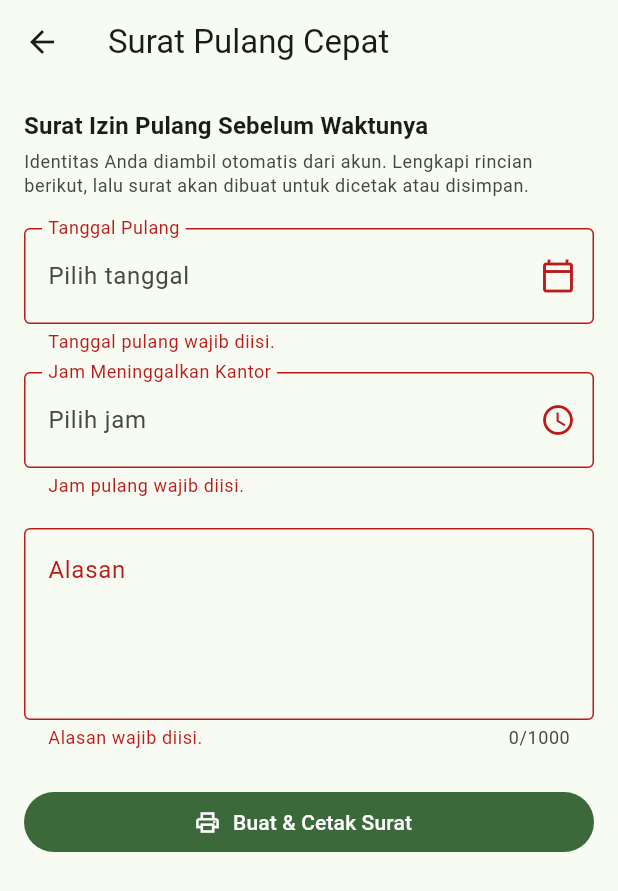
After one commit to NadhiraAmaliaa/aura-mobile, a Flutter app: the SuratSubmitScreen screen opened by its route, after a tap on "Buat & Cetak Surat", on a phone screen of 412 x 824 dp. The commit adds this screen. Shown: the top 891 px of the screen. Run offline on Flutter 3.47's test engine with Material 3 defaults, Android fonts, the phone set to English and light mode, and no system bars; our stand-ins replace connectivity_plus, dio, flutter_riverpod, flutter_secure_storage, freezed_annotation, geolocator and 8 more; missing offline and left inert: file_selector; accounts and stored records are empty; generated files the repository leaves out were written again; network calls fail.

Commit message:
feat(surat): add Surat Pulang Cepat feature with submission form and repository integration

```diff
--- a/lib/app/router/app_router.dart
+++ b/lib/app/router/app_router.dart
@@ -13,6 +13,7 @@ import '../../features/leave/presentation/screens/leave_detail_screen.dart';
 import '../../features/leave/presentation/screens/leave_landing_screen.dart';
 import '../../features/leave/presentation/screens/leave_list_screen.dart';
 import '../../features/leave/presentation/screens/leave_submit_screen.dart';
+import '../../features/surat/presentation/screens/surat_submit_screen.dart';
 import '../../shared/widgets/placeholder_screen.dart';
 import '../bootstrap/bootstrap_page.dart';
 import '../bootstrap/offline_bootstrap_provider.dart';
@@ -133,6 +134,11 @@ GoRouter router(Ref ref) {
             builder: (context, state) =>
                 LeaveDetailScreen(id: int.parse(state.pathParameters['id']!)),
           ),
+          GoRoute(
+            path: RoutePaths.leaveSurat,
+            name: RouteNames.leaveSurat,
+            builder: (context, state) => const SuratSubmitScreen(),
+          ),
         ],
       ),
       GoRoute(
--- a/lib/features/leave/presentation/screens/leave_detail_screen.dart
+++ b/lib/features/leave/presentation/screens/leave_detail_screen.dart
@@ -12,7 +12,7 @@ import '../widgets/leave_status_chip.dart';
 /// Read-only detail of a single leave request.
 ///
 /// Displays every field returned by the API plus the file actions added in
-/// Slice 4: viewing the evidence attachment and downloading the approved PDF.
+/// Slice 4: viewing the evidence attachment and printing the approved PDF.
 class LeaveDetailScreen extends ConsumerWidget {
   const LeaveDetailScreen({required this.id, super.key});
 
@@ -203,8 +203,8 @@ class _DetailActions extends ConsumerWidget {
     String? preparingMessage,
   }) async {
     final messenger = ScaffoldMessenger.of(context);
-    // The approved-PDF render can take tens of seconds on a cold server; show a
-    // hint so the disabled button doesn't look frozen during the wait.
+    // The first PDF render after a cold server start can take a few seconds;
+    // show a hint so the disabled button doesn't look frozen during the wait.
     if (preparingMessage != null) {
       messenger
         ..hideCurrentSnackBar()
--- a/lib/features/leave/presentation/screens/leave_landing_screen.dart
+++ b/lib/features/leave/presentation/screens/leave_landing_screen.dart
@@ -6,10 +6,9 @@ import '../../../../app/router/routes.dart';
 /// Entry point for the leave feature. Presents the intern's available leave
 /// actions as tappable tiles.
 ///
-/// Slice 4 adds the "Ajukan Izin / Sakit" submission entry alongside the two
-/// read destinations (pending list and history). The "Surat Pulang Cepat"
-/// letter utility (Slice 5) is intentionally omitted until its screen exists —
-/// surfacing it now would be a non-functional tile.
+/// Alongside the submission entry ("Ajukan Izin / Sakit") and the two read
+/// destinations (pending list and history), it surfaces the isolated "Surat
+/// Pulang Cepat" letter utility.
 class LeaveLandingScreen extends StatelessWidget {
   const LeaveLandingScreen({super.key});
 
@@ -39,6 +38,13 @@ class LeaveLandingScreen extends StatelessWidget {
             title: 'Riwayat Pengajuan',
             subtitle: 'Pengajuan yang disetujui atau ditolak',
             onTap: () => context.pushNamed(RouteNames.leaveHistory),
+          ),
+          const SizedBox(height: 12),
+          _LeaveMenuTile(
+            icon: Icons.description_outlined,
+            title: 'Surat Pulang Cepat',
+            subtitle: 'Buat surat izin pulang sebelum waktunya',
+            onTap: () => context.pushNamed(RouteNames.leaveSurat),
           ),
         ],
       ),
--- /dev/null
+++ b/lib/features/surat/data/models/surat_submission.dart
@@ -0,0 +1,26 @@
+/// The user's input for a "Surat Izin Pulang Sebelum Waktunya" (early-leave
+/// letter), collected by the submit form.
+///
+/// A plain value object, not a JSON DTO: the repository maps it onto the
+/// request body. The intern's identity (name, NIM, program, etc.) is NOT part
+/// of this — the backend pulls it from the authenticated account.
+///
+/// The field set is provisional: it mirrors the current backend contract while
+/// SDM confirms the final letter structure. Adjust here (plus the form and the
+/// repository's body mapping) when the requirements settle.
+class SuratSubmission {
+  const SuratSubmission({
+    required this.earlyLeaveDate,
+    required this.leaveTime,
+    required this.reason,
+  });
+
+  /// The day the intern will leave early.
+  final DateTime earlyLeaveDate;
+
+  /// Time of leaving the office, as `HH:mm` (24-hour), e.g. `14:30`.
+  final String leaveTime;
+
+  /// Free-text reason for leaving before working hours end.
+  final String reason;
+}
--- /dev/null
+++ b/lib/features/surat/data/surat_providers.dart
@@ -0,0 +1,12 @@
+import 'package:riverpod_annotation/riverpod_annotation.dart';
+
+import '../../../core/files/file_download_service.dart';
+import 'repositories/surat_repository.dart';
+import 'repositories/surat_repository_impl.dart';
+
+part 'surat_providers.g.dart';
+
+/// The Surat Pulang Cepat repository seam consumed by the presentation layer.
+@riverpod
+SuratRepository suratRepository(Ref ref) =>
+    SuratRepositoryImpl(ref.watch(fileDownloadServiceProvider));
--- /dev/null
+++ b/lib/features/surat/presentation/screens/surat_submit_screen.dart
@@ -0,0 +1,287 @@
+import 'package:flutter/material.dart';
+import 'package:flutter_riverpod/flutter_riverpod.dart';
+
+import '../../../../core/error/app_exception.dart';
+import '../../../../core/network/api_result.dart';
+import '../../../../shared/utils/indo_date.dart';
+import '../../data/models/surat_submission.dart';
+import '../providers/surat_submit_notifier.dart';
+
+/// Form for generating a "Surat Izin Pulang Sebelum Waktunya" (early-leave
+/// letter).
+///
+/// Stateless feature: submitting posts the fields to the backend, which renders
+/// the PDF and streams it back for the native print / "Save as PDF" preview.
+/// Nothing is persisted. The intern's identity is taken from the authenticated
+/// account, so it is not collected here.
+///
+/// The field set is provisional — it tracks the current backend contract while
+/// SDM confirms the final letter structure. When the requirements settle,
+/// adjust the fields here together with [SuratSubmission] and the repository's
+/// body mapping.
+class SuratSubmitScreen extends ConsumerStatefulWidget {
+  const SuratSubmitScreen({super.key});
+
+  @override
+  ConsumerState<SuratSubmitScreen> createState() => _SuratSubmitScreenState();
+}
+
+class _SuratSubmitScreenState extends ConsumerState<SuratSubmitScreen> {
+  final _formKey = GlobalKey<FormState>();
+  final _reasonController = TextEditingController();
+
+  DateTime? _date;
+  TimeOfDay? _time;
+
+  // Client-side errors for the non-text fields (date, time).
+  String? _dateError;
+  String? _timeError;
+
+  // Field-keyed messages from a server 422, mirroring Laravel's shape.
+  Map<String, List<String>> _serverErrors = {};
+
+  bool _isSubmitting = false;
+
+  @override
+  void dispose() {
+    _reasonController.dispose();
+    super.dispose();
+  }
+
+  String? _serverError(String field) {
+    final messages = _serverErrors[field];
+    return (messages == null || messages.isEmpty) ? null : messages.first;
+  }
+
+  @override
+  Widget build(BuildContext context) {
+    final theme = Theme.of(context);
+    final dateError = _dateError ?? _serverError('early_leave_date');
+    final timeError = _timeError ?? _serverError('leave_time');
+
+    return Scaffold(
+      appBar: AppBar(title: const Text('Surat Pulang Cepat')),
+      body: Form(
+        key: _formKey,
+        child: ListView(
+          padding: const EdgeInsets.all(16),
+          children: [
+            Text(
+              'Surat Izin Pulang Sebelum Waktunya',
+              style: theme.textTheme.titleMedium?.copyWith(
+                fontWeight: FontWeight.w600,
+              ),
+            ),
+            const SizedBox(height: 4),
+            Text(
+              'Identitas Anda diambil otomatis dari akun. Lengkapi rincian '
+              'berikut, lalu surat akan dibuat untuk dicetak atau disimpan.',
+              style: theme.textTheme.bodySmall?.copyWith(
+                color: theme.colorScheme.onSurfaceVariant,
+              ),
+            ),
+            const SizedBox(height: 20),
+
+            _PickerField(
+              label: 'Tanggal Pulang',
+              value: _date != null ? formatIndoDate(_isoDate(_date!)) : null,
+              placeholder: 'Pilih tanggal',
+              icon: Icons.calendar_today_outlined,
+              errorText: dateError,
+              enabled: !_isSubmitting,
+              onTap: _pickDate,
+            ),
+            const SizedBox(height: 12),
+
+            _PickerField(
+              label: 'Jam Meninggalkan Kantor',
+              value: _time != null ? _formatTime(_time!) : null,
+              placeholder: 'Pilih jam',
+              icon: Icons.schedule_outlined,
+              errorText: timeError,
+              enabled: !_isSubmitting,
+              onTap: _pickTime,
+            ),
+            const SizedBox(height: 20),
+
+            TextFormField(
+              controller: _reasonController,
+              enabled: !_isSubmitting,
+              maxLines: 4,
+              maxLength: 1000,
+              textInputAction: TextInputAction.newline,
+              decoration: const InputDecoration(
+                labelText: 'Alasan',
+                hintText: 'Jelaskan alasan Anda pulang lebih awal',
+                border: OutlineInputBorder(),
+                alignLabelWithHint: true,
+              ),
+              onChanged: (_) => _clearServerError('reason'),
+              validator: (value) {
+                final text = value?.trim() ?? '';
+                if (text.isEmpty) return 'Alasan wajib diisi.';
+                if (text.length > 1000) {
+                  return 'Alasan maksimal 1000 karakter.';
+                }
+                return _serverError('reason');
+              },
+            ),
+            const SizedBox(height: 24),
+
+            FilledButton.icon(
+              onPressed: _isSubmitting ? null : _submit,
+              icon: _isSubmitting
+                  ? const SizedBox(
+                      height: 20,
+                      width: 20,
+                      child: CircularProgressIndicator(strokeWidth: 2),
+                    )
+                  : const Icon(Icons.print_outlined),
+              label: Text(_isSubmitting ? 'Menyiapkan…' : 'Buat & Cetak Surat'),
+            ),
+          ],
+        ),
+      ),
+    );
+  }
+
+  void _clearServerError(String field) {
+    if (_serverErrors.containsKey(field)) {
+      setState(() => _serverErrors.remove(field));
+    }
+  }
+
+  Future<void> _pickDate() async {
+    final today = DateTime.now();
+    final initial = _date ?? today;
+    final picked = await showDatePicker(
+      context: context,
+      initialDate: initial,
+      firstDate: DateTime(today.year - 1),
+      lastDate: DateTime(today.year + 2),
+    );
+    if (picked == null) return;
+    setState(() {
+      _date = picked;
+      _dateError = null;
+      _serverErrors.remove('early_leave_date');
+    });
+  }
+
+  Future<void> _pickTime() async {
+    final picked = await showTimePicker(
+      context: context,
+      initialTime: _time ?? TimeOfDay.now(),
+    );
+    if (picked == null) return;
+    setState(() {
+      _time = picked;
+      _timeError = null;
+      _serverErrors.remove('leave_time');
+    });
+  }
+
+  Future<void> _submit() async {
+    FocusScope.of(context).unfocus();
+    final formValid = _formKey.currentState?.validate() ?? false;
+
+    setState(() {
+      _dateError = _date == null ? 'Tanggal pulang wajib diisi.' : null;
+      _timeError = _time == null ? 'Jam pulang wajib diisi.' : null;
+    });
+
+    final manualValid = _dateError == null && _timeError == null;
+    if (!formValid || !manualValid) return;
+
+    final submission = SuratSubmission(
+      earlyLeaveDate: _date!,
+      leaveTime: _formatTime(_time!),
+      reason: _reasonController.text.trim(),
+    );
+
+    setState(() => _isSubmitting = true);
+    _showSnack('Menyiapkan surat…');
+    try {
+      final result = await ref
+          .read(suratSubmitProvider.notifier)
+          .generate(submission);
+      if (!mounted) return;
+
+      result.fold(
+        onSuccess: (_) => _showSnack('Surat siap dicetak atau disimpan.'),
+        onFailure: (error) {
+          if (error is ValidationException) {
+            setState(() => _serverErrors = error.errors);
+          }
+          _showSnack(error.message);
+        },
+      );
+    } finally {
+      if (mounted) setState(() => _isSubmitting = false);
+    }
+  }
+
+  /// Machine-readable `yyyy-MM-dd` for [formatIndoDate] and the API.
+  String _isoDate(DateTime date) =>
+      '${date.year.toString().padLeft(4, '0')}-'
+      '${date.month.toString().padLeft(2, '0')}-'
+      '${date.day.toString().padLeft(2, '0')}';
+
+  /// 24-hour `HH:mm` for the API and display (matches the backend `H:i` rule).
+  String _formatTime(TimeOfDay time) =>
+      '${time.hour.toString().padLeft(2, '0')}:'
+      '${time.minute.toString().padLeft(2, '0')}';
+
+  void _showSnack(String message) {
+    ScaffoldMessenger.of(context)
+      ..hideCurrentSnackBar()
+      ..showSnackBar(SnackBar(content: Text(message)));
+  }
+}
+
+class _PickerField extends StatelessWidget {
+  const _PickerField({
+    required this.label,
+    required this.value,
+    required this.placeholder,
+    required this.icon,
+    required this.errorText,
+    required this.enabled,
+    required this.onTap,
+  });
+
+  final String label;
+  final String? value;
+  final String placeholder;
+  final IconData icon;
+  final String? errorText;
+  final bool enabled;
+  final VoidCallback onTap;
+
+  @override
+  Widget build(BuildContext context) {
+    final theme = Theme.of(context);
+    return InputDecorator(
+      decoration: InputDecoration(
+        labelText: label,
+        border: const OutlineInputBorder(),
+        errorText: errorText,
+        suffixIcon: Icon(icon),
+      ),
+      child: InkWell(
+        onTap: enabled ? onTap : null,
+        child: Padding(
+          padding: const EdgeInsets.symmetric(vertical: 4),
+          child: Text(
+            value ?? placeholder,
+            style: value != null
+                ? theme.textTheme.bodyLarge
+                : theme.textTheme.bodyLarge?.copyWith(
+                    color: theme.colorScheme.onSurfaceVariant,
+                  ),
+          ),
+        ),
+      ),
+    );
+  }
+}
```
Also changed, not shown: lib/core/files/file_download_service.dart (+63 -8 lines), lib/features/surat/data/repositories/surat_repository.dart (added, +16 -0 lines), lib/features/surat/data/repositories/surat_repository_impl.dart (added, +59 -0 lines), lib/features/surat/presentation/providers/surat_submit_notifier.dart (added, +38 -0 lines), lib/app/router/app_router.g.dart, lib/features/leave/presentation/providers/leave_download_notifier.g.dart, lib/features/surat/data/surat_providers.g.dart (added), lib/features/surat/presentation/providers/surat_submit_notifier.g.dart (added), 1 other file.
